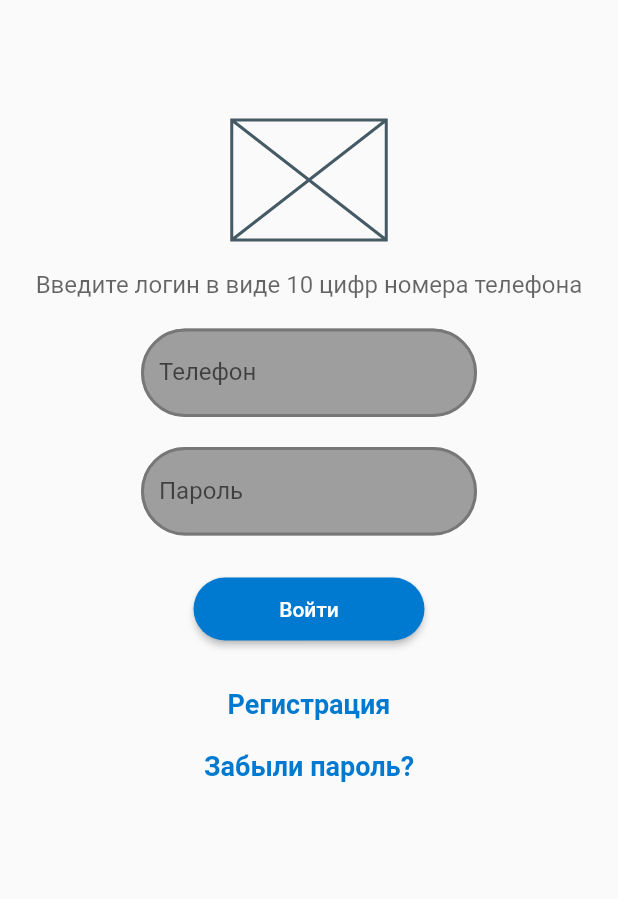
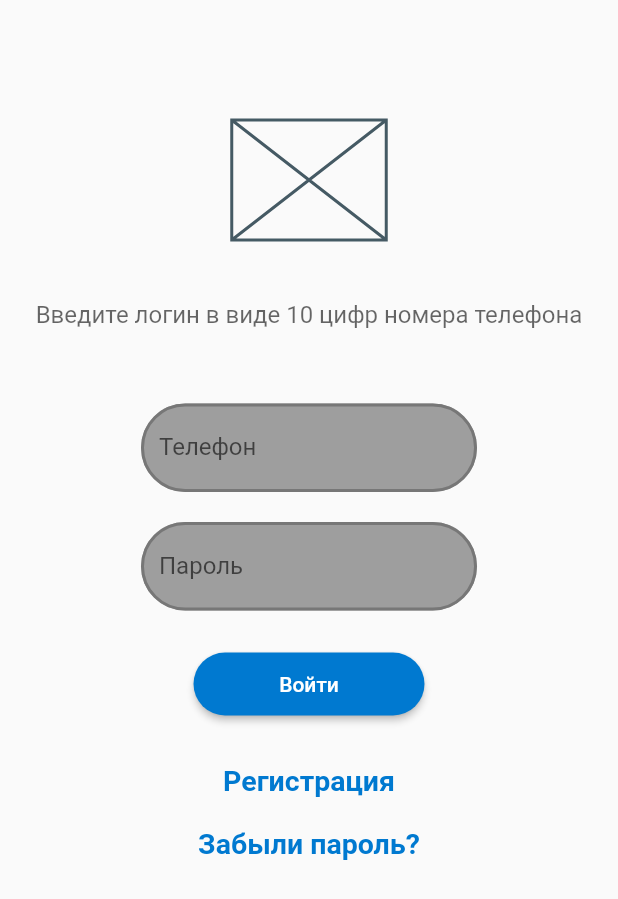
Before and after one commit to YuryRybalka/auth_page2, a Flutter app: the screen it shows after launch, on a phone screen of 412 x 824 dp. Shown: the top 899 px of the screen. Run offline on Flutter 3.47's test engine with Material 2 defaults, Android fonts, the phone set to English and light mode, and no system bars.

Commit message:
Код страницы авторизации со стилями 25 фер 2022

```diff
--- a/lib/main.dart
+++ b/lib/main.dart
@@ -15,7 +15,7 @@ class MyApp extends StatelessWidget {
       borderSide: BorderSide(
         color : Color (0xFF777777), width : 2));
     const linkTexStyle = TextStyle(
-        fontSize : 18,
+        fontSize : 19,
         fontWeight: FontWeight.bold,
         color : Color(0xFF0079D0));
     return MaterialApp(
@@ -26,10 +26,10 @@ class MyApp extends StatelessWidget {
               child: Column(children:  [
                 const SizedBox(height: 80),
                 const SizedBox(width: 103, height:80, child: Placeholder(),),
-                const SizedBox(height: 20),
+                const SizedBox(height: 40),
                 const Text('Введите логин в виде 10 цифр номера телефона',
                 style : const TextStyle(fontSize : 16,color : Color.fromRGBO(0,0,0,0.6)),),
-                const SizedBox(height: 20),
+                const SizedBox(height: 50),
                 const SizedBox(width:224,
                   child: TextField(
                       decoration: InputDecoration(
```
